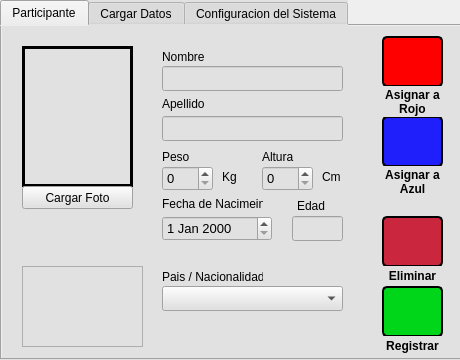
Qt form ConfigWindow.ui (BLAK3D/Servicio_Comunitario) before a commit.
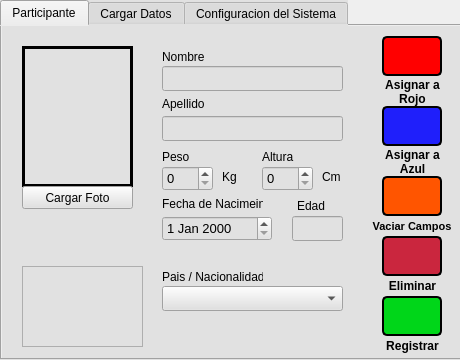
The same form after that commit. Icons and pictures are not drawn.

```diff
--- a/ConfigWindow.ui
+++ b/ConfigWindow.ui
@@ -153,9 +153,9 @@
       <property name="geometry">
        <rect>
         <x>380</x>
-        <y>190</y>
-        <width>61</width>
-        <height>51</height>
+        <y>210</y>
+        <width>60</width>
+        <height>40</height>
        </rect>
       </property>
       <property name="styleSheet">
@@ -172,7 +172,7 @@
       </property>
       <property name="iconSize">
        <size>
-        <width>50</width>
+        <width>40</width>
         <height>50</height>
        </size>
       </property>
@@ -331,9 +331,9 @@
       <property name="geometry">
        <rect>
         <x>380</x>
-        <y>260</y>
-        <width>61</width>
-        <height>51</height>
+        <y>270</y>
+        <width>60</width>
+        <height>40</height>
        </rect>
       </property>
       <property name="styleSheet">
@@ -350,8 +350,8 @@
       </property>
       <property name="iconSize">
        <size>
-        <width>40</width>
-        <height>40</height>
+        <width>35</width>
+        <height>35</height>
        </size>
       </property>
      </widget>
@@ -388,8 +388,8 @@
        <rect>
         <x>380</x>
         <y>10</y>
-        <width>61</width>
-        <height>51</height>
+        <width>60</width>
+        <height>40</height>
        </rect>
       </property>
       <property name="styleSheet">
@@ -415,9 +415,9 @@
       <property name="geometry">
        <rect>
         <x>380</x>
-        <y>90</y>
-        <width>61</width>
-        <height>51</height>
+        <y>80</y>
+        <width>60</width>
+        <height>40</height>
        </rect>
       </property>
       <property name="styleSheet">
@@ -486,7 +486,7 @@
       <property name="geometry">
        <rect>
         <x>380</x>
-        <y>240</y>
+        <y>250</y>
         <width>61</width>
         <height>20</height>
        </rect>
@@ -508,7 +508,7 @@
       <property name="geometry">
        <rect>
         <x>380</x>
-        <y>60</y>
+        <y>50</y>
         <width>61</width>
         <height>31</height>
        </rect>
@@ -519,6 +519,9 @@
         <bold>true</bold>
        </font>
       </property>
+      <property name="styleSheet">
+       <string notr="true">background: transparent;</string>
+      </property>
       <property name="text">
        <string>Asignar a Rojo</string>
       </property>
@@ -533,7 +536,7 @@
       <property name="geometry">
        <rect>
         <x>380</x>
-        <y>140</y>
+        <y>120</y>
         <width>61</width>
         <height>31</height>
        </rect>
@@ -554,6 +557,57 @@
        <bool>true</bool>
       </property>
      </widget>
+     <widget class="QPushButton" name="vaciar_campos">
+      <property name="geometry">
+       <rect>
+        <x>380</x>
+        <y>150</y>
+        <width>60</width>
+        <height>40</height>
+       </rect>
+      </property>
+      <property name="styleSheet">
+       <string notr="true">background-color: rgb(255, 85, 0);
+border: 2px solid black;
+border-radius: 5px;</string>
+      </property>
+      <property name="text">
+       <string/>
+      </property>
+      <property name="icon">
+       <iconset>
+        <normaloff>images/recursos/borrador.png</normaloff>images/recursos/borrador.png</iconset>
+      </property>
+      <property name="iconSize">
+       <size>
+        <width>40</width>
+        <height>50</height>
+       </size>
+      </property>
+     </widget>
+     <widget class="QLabel" name="estado_5">
+      <property name="geometry">
+       <rect>
+        <x>365</x>
+        <y>190</y>
+        <width>90</width>
+        <height>20</height>
+       </rect>
+      </property>
+      <property name="font">
+       <font>
+        <pointsize>8</pointsize>
+        <weight>75</weight>
+        <bold>true</bold>
+       </font>
+      </property>
+      <property name="text">
+       <string>Vaciar Campos</string>
+      </property>
+      <property name="alignment">
+       <set>Qt::AlignCenter</set>
+      </property>
+     </widget>
     </widget>
     <widget class="QWidget" name="dfs">
      <attribute name="title">
```
